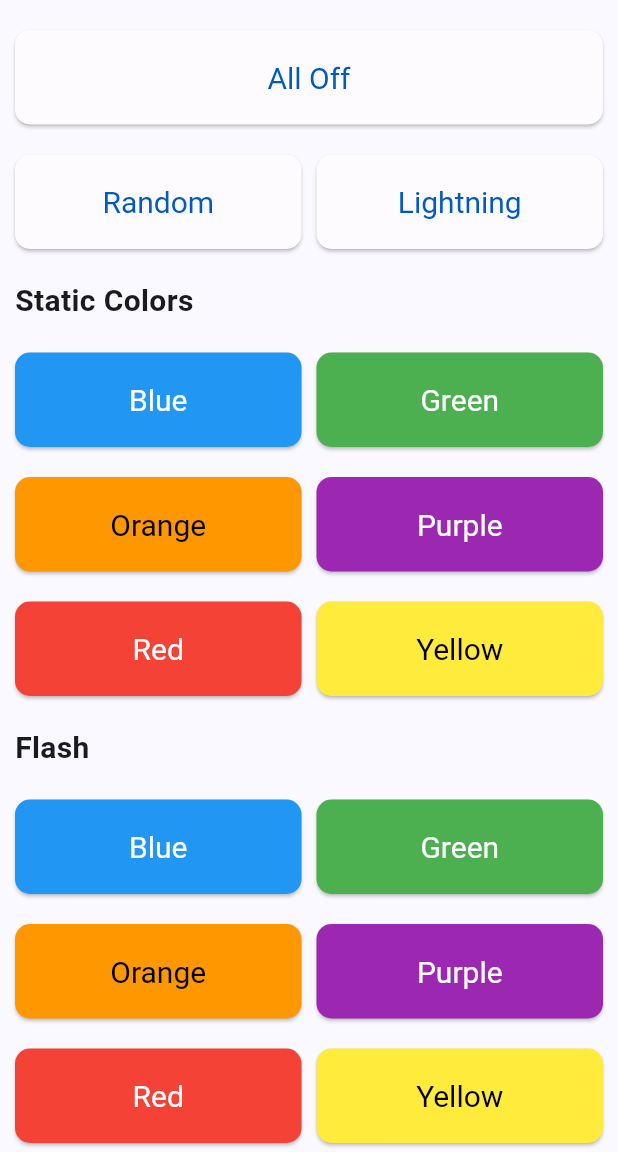
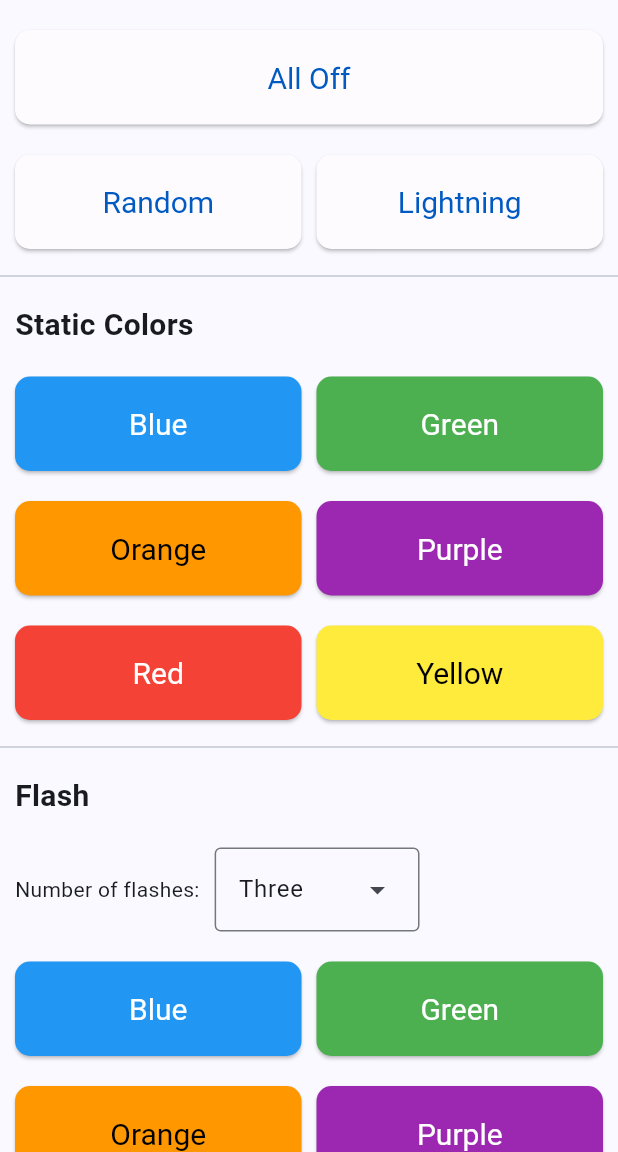
Before and after one commit to fumblystuff/pumpkin-controller-app-flutter, a Flutter app: the screen it shows after launch, on a phone screen of 412 x 824 dp, the part 84-1236 px from its top. Run offline on Flutter 3.47's test engine with Material 2 defaults, Android fonts, the phone set to English and light mode, and no system bars; our stand-ins replace dio, flutter_easyloading, fluttertoast, package_info_plus, shared_preferences.

Commit message:
Update home_page.dart
Added all buttons, dropdown menu for flash selection. Not currently working

```diff
--- a/lib/pages/home_page.dart
+++ b/lib/pages/home_page.dart
@@ -7,6 +7,19 @@ import '../constants.dart';
 import '../utils/alerts.dart';
 import 'about_page.dart';
 import 'settings_page.dart';
+
+//https://api.flutter.dev/flutter/material/DropdownMenu-class.html
+enum FlashCount {
+  one('One', 1),
+  two('Two', 2),
+  three('Three', 3),
+  four('Four', 4),
+  five('Five', 5);
+
+  const FlashCount(this.label, this.count);
+  final String label;
+  final int count;
+}
 
 final Alerts alerts = Alerts(); // Alert functions
 final Config config = Config();
@@ -24,6 +37,8 @@ class PumpkinControllerHome extends StatefulWidget {
 }
 
 class _PumpkinControllerHomeState extends State<PumpkinControllerHome> {
+  final TextEditingController flashController = TextEditingController();
+
   // Initialize the Config class (loading data) for the FutureBuilder
   Future<bool> initializeApp() async {
     log.info('HomePage: loadConfigAsync()');
@@ -42,6 +57,15 @@ class _PumpkinControllerHomeState extends State<PumpkinControllerHome> {
 
   @override
   Widget build(BuildContext context) {
+    final List<DropdownMenuEntry<FlashCount>> countEntries =
+        <DropdownMenuEntry<FlashCount>>[];
+    for (final FlashCount color in FlashCount.values) {
+      countEntries.add(
+        DropdownMenuEntry<FlashCount>(value: color, label: color.label),
+      );
+    }
+    FlashCount? selectedCount;
+
     double boxWidth = 10;
 
     TextStyle headingStyle =
@@ -112,6 +136,7 @@ class _PumpkinControllerHomeState extends State<PumpkinControllerHome> {
                         ],
                       ),
                     ),
+                    const Divider(),
                     Padding(
                       padding: const EdgeInsets.all(10.0),
                       child: Align(
@@ -182,6 +207,7 @@ class _PumpkinControllerHomeState extends State<PumpkinControllerHome> {
                         ],
                       ),
                     ),
+                    const Divider(),
                     Padding(
                       padding: const EdgeInsets.all(10.0),
                       child: Align(
@@ -195,18 +221,38 @@ class _PumpkinControllerHomeState extends State<PumpkinControllerHome> {
                     Padding(
                       padding: const EdgeInsets.all(10.0),
                       child: Row(
+                        children: [
+                          const Text('Number of flashes:'),
+                          SizedBox(width: boxWidth),
+                          DropdownMenu<FlashCount>(
+                            initialSelection: FlashCount.three,
+                            controller: flashController,
+                            dropdownMenuEntries: countEntries,
+                            onSelected: (FlashCount? sel) {
+                              log.info('Flash count selection: ${sel?.count}');
+                              setState(() {
+                                selectedCount = sel;
+                              });
+                            },
+                          ),
+                        ],
+                      ),
+                    ),
+                    Padding(
+                      padding: const EdgeInsets.all(10.0),
+                      child: Row(
                         children: <Widget>[
                           _expandedButton(
                               context: context,
                               btnText: 'Blue',
-                              cmd: 'flash:0:2',
+                              cmd: 'flash:0:${selectedCount?.count}',
                               btnColor: Colors.blue,
                               textColor: Colors.white),
                           SizedBox(width: boxWidth),
                           _expandedButton(
                               context: context,
                               btnText: 'Green',
-                              cmd: 'flash:1:2',
+                              cmd: 'flash:1:${selectedCount?.count}',
                               btnColor: Colors.green,
                               textColor: Colors.white),
                         ],
@@ -219,14 +265,14 @@ class _PumpkinControllerHomeState extends State<PumpkinControllerHome> {
                           _expandedButton(
                               context: context,
                               btnText: 'Orange',
-                              cmd: 'flash:2:2',
+                              cmd: 'flash:2:${selectedCount?.count}',
                               btnColor: Colors.orange,
                               textColor: Colors.black),
                           SizedBox(width: boxWidth),
                           _expandedButton(
                               context: context,
                               btnText: 'Purple',
-                              cmd: 'flash:3:2',
+                              cmd: 'flash:3:${selectedCount?.count}',
                               btnColor: Colors.purple,
                               textColor: Colors.white),
                         ],
@@ -239,14 +285,14 @@ class _PumpkinControllerHomeState extends State<PumpkinControllerHome> {
                           _expandedButton(
                               context: context,
                               btnText: 'Red',
-                              cmd: 'flash:4:2',
+                              cmd: 'flash:4:${selectedCount?.count}',
                               btnColor: Colors.red,
                               textColor: Colors.white),
                           SizedBox(width: boxWidth),
                           _expandedButton(
                               context: context,
                               btnText: 'Yellow',
-                              cmd: 'flash:5:2',
+                              cmd: 'flash:5:${selectedCount?.count}',
                               btnColor: Colors.yellow,
                               textColor: Colors.black),
                         ],
```
